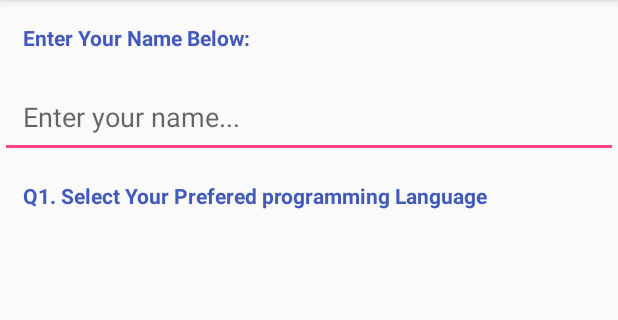
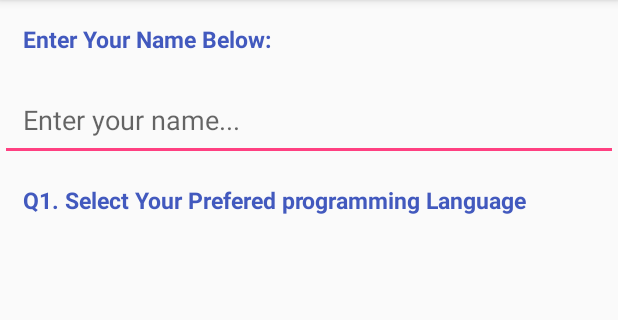
Before and after one commit to Bonifase/QuizApp, an Android app: the QuizActivity screen opened directly, with no data from a screen before it, on a phone screen of 412 x 824 dp, the part 84-404 px from its top. Run offline under Robolectric (Android 15) with nearby library versions, the phone set to English and light mode, and no system bars.

Commit message:
Increse the text size

```diff
--- a/app/src/main/res/layout/activity_quiz.xml
+++ b/app/src/main/res/layout/activity_quiz.xml
@@ -19,7 +19,7 @@
                 android:textStyle="bold"
                 android:textColor="#4259be"
                 android:padding="15dp"
-                android:textSize="14sp"/>
+                android:textSize="15sp"/>
             <EditText
                 android:layout_width="match_parent"
                 android:layout_height="wrap_content"
@@ -33,7 +33,7 @@
                 android:textStyle="bold"
                 android:textColor="#4259be"
                 android:padding="15dp"
-                android:textSize="14sp"/>
+                android:textSize="15sp"/>
         </LinearLayout>
     </RelativeLayout>
 
```
